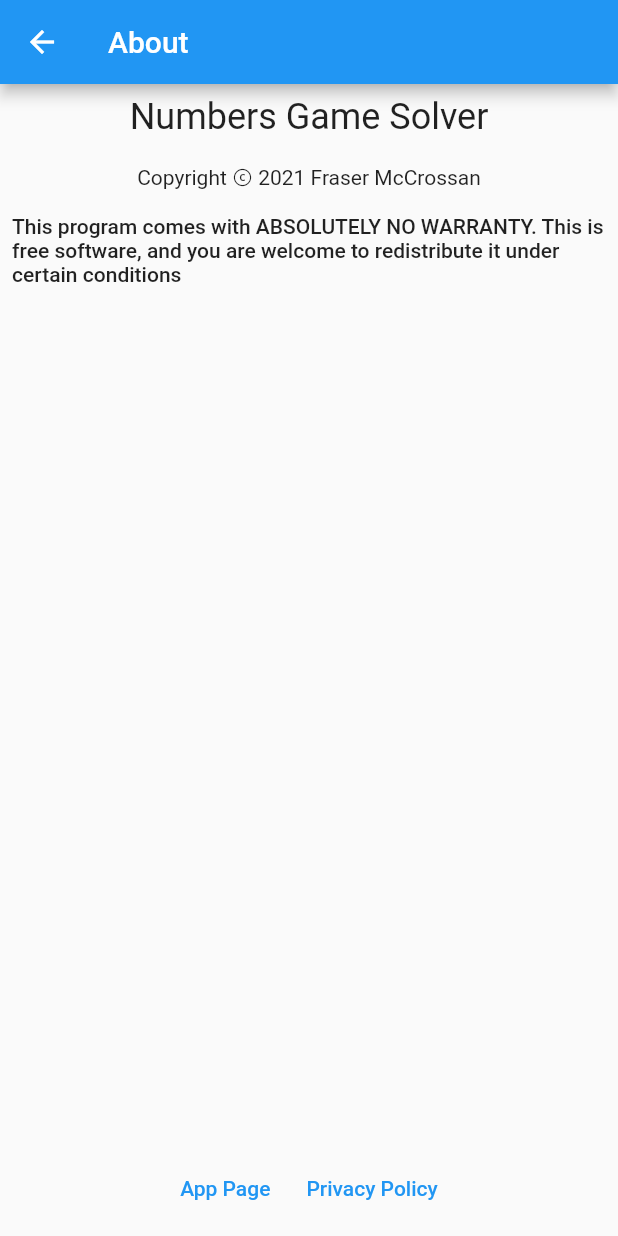
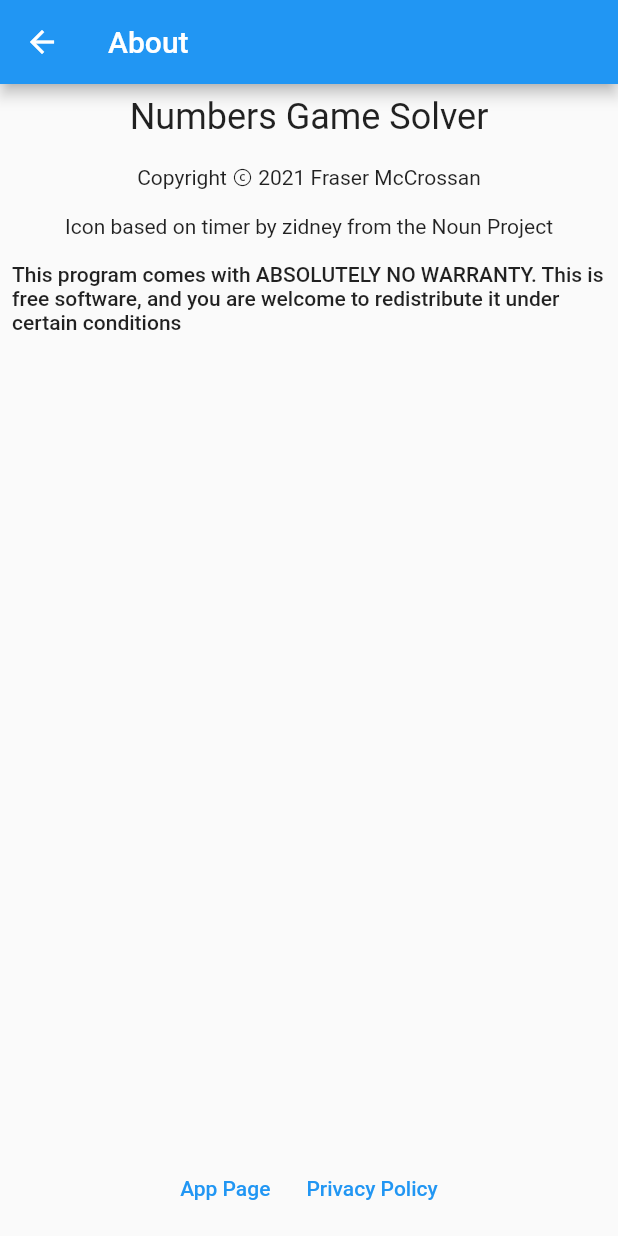
Before and after one commit to joatca/numbers_solver, a Flutter app: the InfoPage screen opened directly, after a tap on "Privacy Policy", on a phone screen of 412 x 824 dp. Run offline on Flutter 3.47's test engine with Material 2 defaults, Android fonts, the phone set to English and light mode, and no system bars.

Commit message:
behold my icon design skillz

```diff
--- a/lib/info_page.dart
+++ b/lib/info_page.dart
@@ -23,11 +23,12 @@ import 'package:url_launcher/url_launcher.dart';
 import 'text_util.dart';
 
 class InfoPage extends StatelessWidget with TextUtil {
+  static const title = 'Numbers Game Solver';
   static const url = 'https://apps.joat.me/page/numbers/';
-  static const ppurl = 'https://apps.joat.me/page/privacy';
-  static const copyyear = '2021';
+  static const ppUrl = 'https://apps.joat.me/page/privacy';
+  static const copyYear = '2021';
   static const copyright = 'Fraser McCrossan';
-  static const title = 'Numbers Game Solver';
+  static const iconCopy = 'Icon based on timer by zidney from the Noun Project';
   static const license =
       'This program comes with ABSOLUTELY NO WARRANTY. This is free software, and you are welcome to redistribute it under certain conditions';
 
@@ -42,7 +43,8 @@ class InfoPage extends StatelessWidget with TextUtil {
         crossAxisAlignment: CrossAxisAlignment.center,
         children: [
           pad(title, theme.headline5),
-          pad('Copyright ⓒ $copyyear $copyright', theme.bodyText2),
+          pad('Copyright ⓒ $copyYear $copyright', theme.bodyText2),
+          pad(iconCopy, theme.bodyText2),
           pad(license, theme.bodyText1),
           Expanded(
               child: Align(
@@ -59,7 +61,7 @@ class InfoPage extends StatelessWidget with TextUtil {
                           )),
                       TextButton(
                           onPressed: () {
-                            _launchURL(ppurl);
+                            _launchURL(ppUrl);
                           },
                           child: Text(
                             'Privacy Policy',
```
Also changed, not shown: 20 other files.
